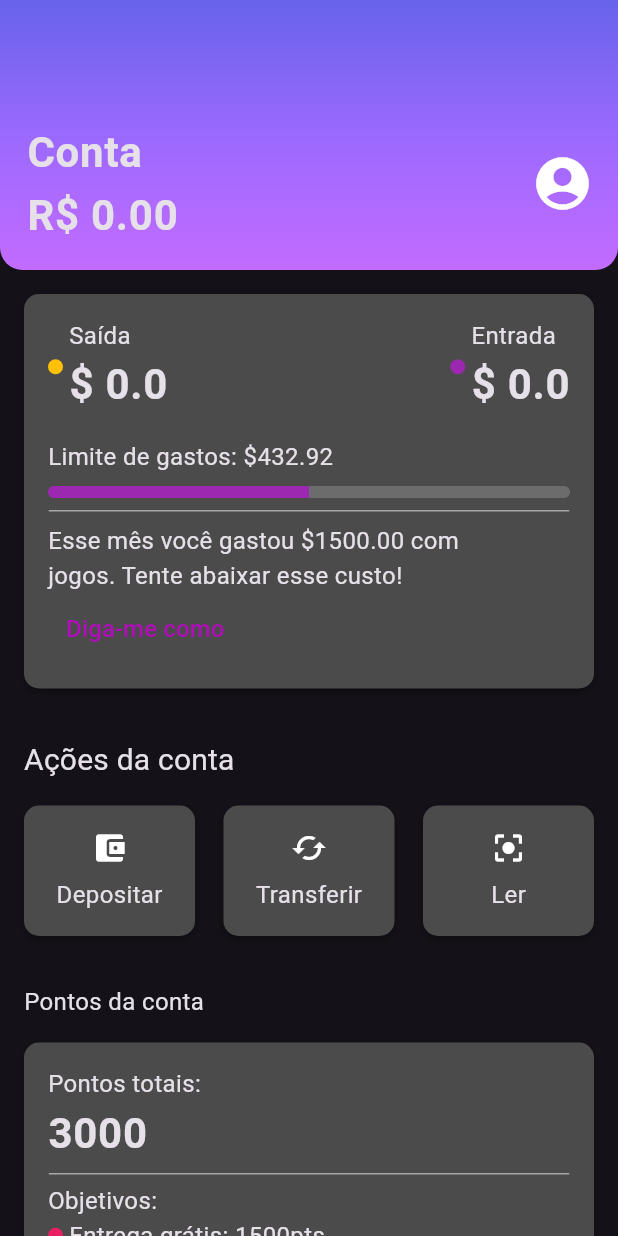
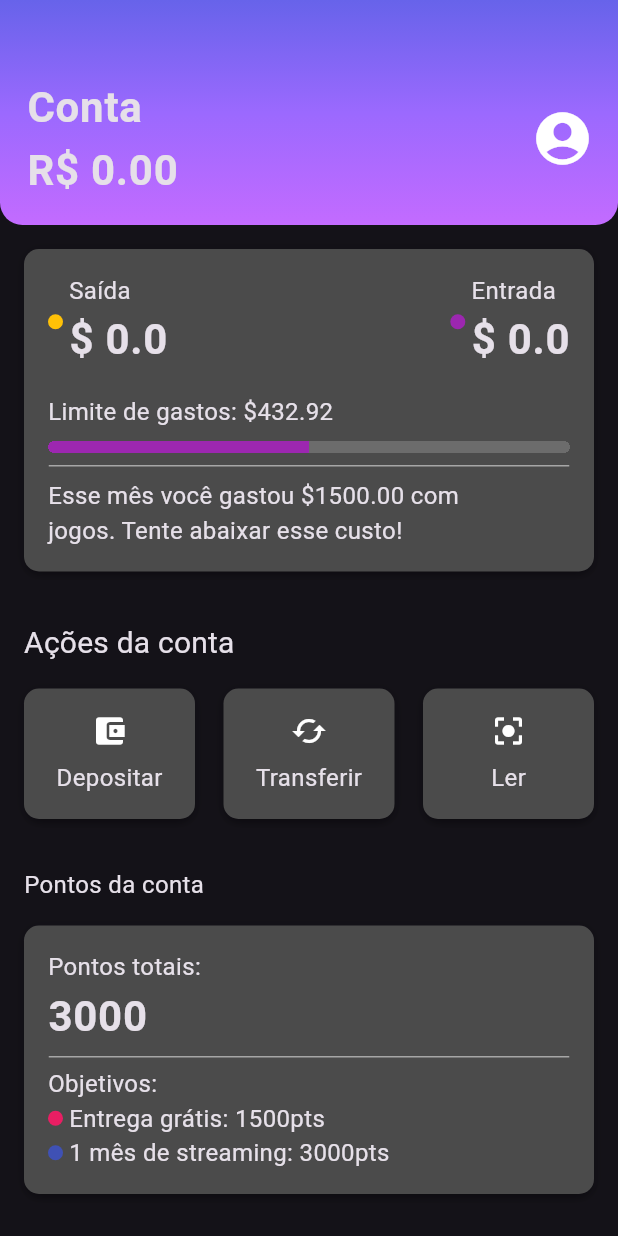
Before and after one commit to marceloboas10/alurabank_provider, a Flutter app: the screen it shows after launch, on a phone screen of 412 x 824 dp. Run offline on Flutter 3.47's test engine with Material 3 defaults, Android fonts, the phone set to English and light mode, and no system bars; Roboto replaces fonts that are missing (Raleway).

```diff
--- a/lib/components/widgets/header.dart
+++ b/lib/components/widgets/header.dart
@@ -18,7 +18,7 @@ class Header extends StatelessWidget {
         ),
       ),
       child: Padding(
-        padding: const EdgeInsets.fromLTRB(18, 80, 16, 16),
+        padding: const EdgeInsets.fromLTRB(18, 50, 16, 16),
         child: Row(
           mainAxisAlignment: MainAxisAlignment.spaceBetween,
           children: [
--- a/lib/components/widgets/recent_activity.dart
+++ b/lib/components/widgets/recent_activity.dart
@@ -101,13 +101,6 @@ class _RecentActivityContent extends StatelessWidget {
         ),
         const Text(
             'Esse mês você gastou \$1500.00 com\njogos. Tente abaixar esse custo!'),
-        TextButton(
-          onPressed: () {},
-          child: const Text(
-            'Diga-me como',
-            style: TextStyle(color: Color(0xFFB20CBB), fontSize: 16),
-          ),
-        ),
       ],
     );
   }
```
Also changed, not shown: 1 other file.
